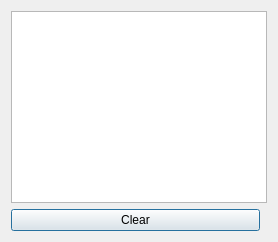
CST-Modelling-Tools/TonatiuhPP, file source/application/main/UndoView.ui: the form before one commit.
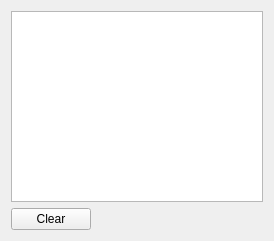
The form after the commit.

```diff
--- a/source/application/main/UndoView.ui
+++ b/source/application/main/UndoView.ui
@@ -2,6 +2,14 @@
 <ui version="4.0">
  <class>UndoView</class>
  <widget class="QDialog" name="UndoView">
+  <property name="geometry">
+   <rect>
+    <x>0</x>
+    <y>0</y>
+    <width>274</width>
+    <height>241</height>
+   </rect>
+  </property>
   <property name="windowTitle">
    <string>Undo History</string>
   </property>
@@ -16,6 +24,9 @@
        <property name="text">
         <string>Clear</string>
        </property>
+       <property name="autoDefault">
+        <bool>false</bool>
+       </property>
       </widget>
      </item>
      <item>
@@ -23,6 +34,12 @@
        <property name="orientation">
         <enum>Qt::Horizontal</enum>
        </property>
+       <property name="sizeHint" stdset="0">
+        <size>
+         <width>0</width>
+         <height>0</height>
+        </size>
+       </property>
       </spacer>
      </item>
     </layout>
```
